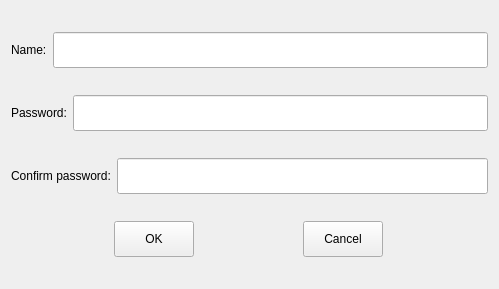
First picture: the form in src/ui/box/create-box.ui, repository openeuler-mirror/ks-ssr, before the edit.
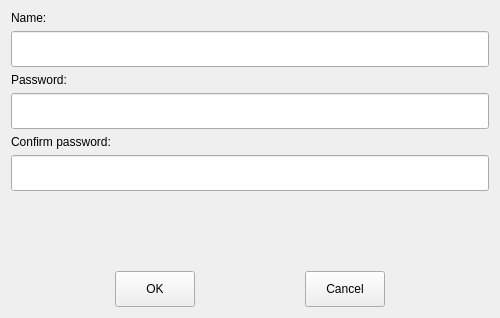
Second picture: the form after the edit. Icons and pictures are not drawn.

What changed in the file:
```diff
--- a/src/ui/box/create-box.ui
+++ b/src/ui/box/create-box.ui
@@ -6,8 +6,8 @@
    <rect>
     <x>0</x>
     <y>0</y>
-    <width>499</width>
-    <height>289</height>
+    <width>500</width>
+    <height>318</height>
    </rect>
   </property>
   <property name="windowTitle">
@@ -22,9 +22,15 @@
   </property>
   <layout class="QVBoxLayout" name="verticalLayout">
    <item>
-    <layout class="QHBoxLayout" name="m_nameLine">
+    <layout class="QVBoxLayout" name="verticalLayout_2">
      <item>
       <widget class="QLabel" name="m_nameLabel">
+       <property name="sizePolicy">
+        <sizepolicy hsizetype="Preferred" vsizetype="Fixed">
+         <horstretch>0</horstretch>
+         <verstretch>0</verstretch>
+        </sizepolicy>
+       </property>
        <property name="text">
         <string>Name:</string>
        </property>
@@ -43,7 +49,7 @@
     </layout>
    </item>
    <item>
-    <layout class="QHBoxLayout" name="m_passwordLine">
+    <layout class="QVBoxLayout" name="verticalLayout_3">
      <item>
       <widget class="QLabel" name="m_passwordLabel">
        <property name="text">
@@ -64,7 +70,7 @@
     </layout>
    </item>
    <item>
-    <layout class="QHBoxLayout" name="m_confirmPasswordLine">
+    <layout class="QVBoxLayout" name="verticalLayout_4">
      <item>
       <widget class="QLabel" name="m_confirmPasswordLabel">
        <property name="text">
@@ -84,6 +90,19 @@
      </item>
     </layout>
    </item>
+   <item>
+    <spacer name="verticalSpacer">
+     <property name="orientation">
+      <enum>Qt::Vertical</enum>
+     </property>
+     <property name="sizeHint" stdset="0">
+      <size>
+       <width>20</width>
+       <height>40</height>
+      </size>
+     </property>
+    </spacer>
+   </item>
    <item>
     <layout class="QHBoxLayout" name="horizontalLayout_4">
      <item>
```
